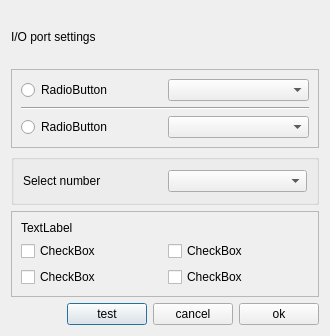
Before: the Qt Designer form SrcPony/forms/e2dlg.ui in lancos/ponyprog, drawn with Qt 5.
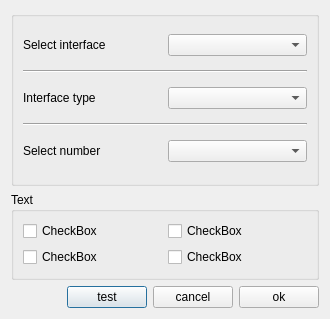
After: the same form once the commit is applied.

Commit message: USB_AUTO added as interface type

What changed in the file:
```diff
--- a/SrcPony/forms/e2dlg.ui
+++ b/SrcPony/forms/e2dlg.ui
@@ -10,61 +10,14 @@
     <x>0</x>
     <y>0</y>
     <width>330</width>
-    <height>336</height>
+    <height>319</height>
    </rect>
   </property>
   <property name="windowTitle">
    <string>Dialog</string>
   </property>
   <layout class="QGridLayout" name="gridLayout_5">
-   <item row="4" column="0" colspan="2">
-    <widget class="QFrame" name="frmPolsel">
-     <property name="frameShape">
-      <enum>QFrame::StyledPanel</enum>
-     </property>
-     <property name="frameShadow">
-      <enum>QFrame::Raised</enum>
-     </property>
-     <layout class="QGridLayout" name="gridLayout">
-      <item row="0" column="0" colspan="2">
-       <widget class="QLabel" name="lblPol1">
-        <property name="text">
-         <string>TextLabel</string>
-        </property>
-       </widget>
-      </item>
-      <item row="1" column="0">
-       <widget class="QCheckBox" name="chkPol1">
-        <property name="text">
-         <string>CheckBox</string>
-        </property>
-       </widget>
-      </item>
-      <item row="1" column="1">
-       <widget class="QCheckBox" name="chkPol3">
-        <property name="text">
-         <string>CheckBox</string>
-        </property>
-       </widget>
-      </item>
-      <item row="2" column="0">
-       <widget class="QCheckBox" name="chkPol2">
-        <property name="text">
-         <string>CheckBox</string>
-        </property>
-       </widget>
-      </item>
-      <item row="2" column="1">
-       <widget class="QCheckBox" name="chkPol4">
-        <property name="text">
-         <string>CheckBox</string>
-        </property>
-       </widget>
-      </item>
-     </layout>
-    </widget>
-   </item>
-   <item row="5" column="0" colspan="2">
+   <item row="3" column="0" colspan="2">
     <layout class="QHBoxLayout" name="horizontalLayout">
      <item>
       <spacer name="horizontalSpacer">
@@ -102,58 +55,81 @@
      </item>
     </layout>
    </item>
-   <item row="0" column="0" colspan="2">
-    <widget class="QLabel" name="lblMainMsg">
-     <property name="text">
-      <string>I/O port settings</string>
+   <item row="2" column="0" colspan="2">
+    <widget class="QGroupBox" name="grpPolsel">
+     <property name="enabled">
+      <bool>true</bool>
      </property>
+     <property name="title">
+      <string>Text</string>
+     </property>
+     <property name="flat">
+      <bool>false</bool>
+     </property>
+     <layout class="QGridLayout" name="gridLayout">
+      <item row="0" column="0">
+       <widget class="QCheckBox" name="chkPol1">
+        <property name="text">
+         <string>CheckBox</string>
+        </property>
+       </widget>
+      </item>
+      <item row="0" column="1">
+       <widget class="QCheckBox" name="chkPol3">
+        <property name="text">
+         <string>CheckBox</string>
+        </property>
+       </widget>
+      </item>
+      <item row="1" column="0">
+       <widget class="QCheckBox" name="chkPol2">
+        <property name="text">
+         <string>CheckBox</string>
+        </property>
+       </widget>
+      </item>
+      <item row="1" column="1">
+       <widget class="QCheckBox" name="chkPol4">
+        <property name="text">
+         <string>CheckBox</string>
+        </property>
+       </widget>
+      </item>
+     </layout>
     </widget>
    </item>
-   <item row="3" column="0" colspan="2">
-    <widget class="QGroupBox" name="frmComsel">
+   <item row="0" column="0" rowspan="2" colspan="2">
+    <widget class="QGroupBox" name="grpPortsel">
+     <property name="autoFillBackground">
+      <bool>false</bool>
+     </property>
+     <property name="flat">
+      <bool>false</bool>
+     </property>
      <layout class="QGridLayout" name="gridLayout_3">
-      <item row="0" column="1">
-       <widget class="QComboBox" name="cbxInterfNum">
-        <property name="toolTip">
-         <string notr="true"/>
-        </property>
-       </widget>
-      </item>
-      <item row="0" column="0">
-       <widget class="QLabel" name="label">
-        <property name="text">
-         <string>Select number</string>
-        </property>
-       </widget>
-      </item>
-     </layout>
-    </widget>
-   </item>
-   <item row="1" column="0" colspan="2">
-    <widget class="QFrame" name="frmPortsel">
-     <property name="frameShape">
-      <enum>QFrame::StyledPanel</enum>
-     </property>
-     <property name="frameShadow">
-      <enum>QFrame::Raised</enum>
-     </property>
-     <layout class="QGridLayout" name="gridLayout_4">
-      <item row="0" column="0">
-       <widget class="QRadioButton" name="rdbComPort">
-        <property name="text">
-         <string>RadioButton</string>
+      <item row="1" column="0" colspan="2">
+       <widget class="Line" name="line_2">
+        <property name="orientation">
+         <enum>Qt::Horizontal</enum>
         </property>
        </widget>
       </item>
       <item row="2" column="0">
-       <widget class="QRadioButton" name="rdbLptPort">
+       <widget class="QLabel" name="labelType">
         <property name="text">
-         <string>RadioButton</string>
+         <string>Interface type</string>
+        </property>
+       </widget>
+      </item>
+      <item row="0" column="0">
+       <widget class="QLabel" name="labelMain">
+        <property name="text">
+         <string>Select interface</string>
         </property>
        </widget>
       </item>
       <item row="2" column="1">
-       <widget class="QComboBox" name="cbxInterfLPT">
+       <widget class="QComboBox" name="cbxInterfType">
         <property name="toolTip">
          <string notr="true"/>
         </property>
@@ -169,7 +145,7 @@
        </widget>
       </item>
       <item row="0" column="1">
-       <widget class="QComboBox" name="cbxInterfCOM">
+       <widget class="QComboBox" name="cbxInterfMain">
         <property name="toolTip">
          <string notr="true"/>
         </property>
@@ -181,7 +157,21 @@
         </property>
        </widget>
       </item>
-      <item row="1" column="0" colspan="2">
+      <item row="4" column="0">
+       <widget class="QLabel" name="labelNum">
+        <property name="text">
+         <string>Select number</string>
+        </property>
+       </widget>
+      </item>
+      <item row="4" column="1">
+       <widget class="QComboBox" name="cbxInterfNum">
+        <property name="toolTip">
+         <string notr="true"/>
+        </property>
+       </widget>
+      </item>
+      <item row="3" column="0" colspan="2">
        <widget class="Line" name="line">
         <property name="orientation">
          <enum>Qt::Horizontal</enum>
```
The commit also changes 10 other files.
